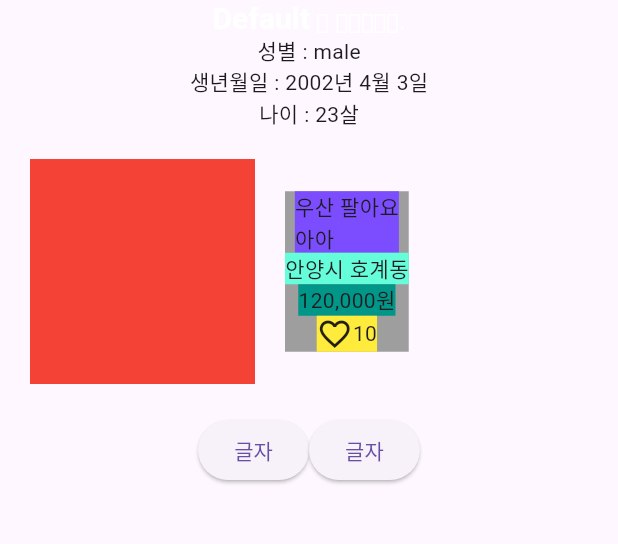
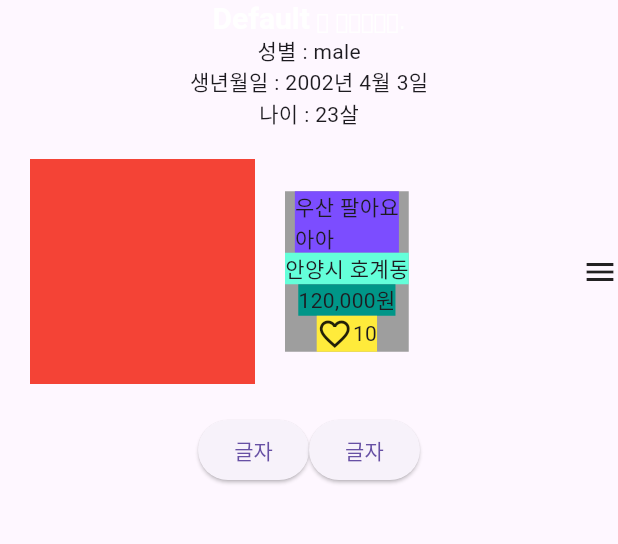
Before and after one commit to HyeongJun02/memotive, a Flutter app: the screen it shows after launch, on a phone screen of 412 x 824 dp, the part 84-628 px from its top. Run offline on Flutter 3.47's test engine with Material 3 defaults, Android fonts, the phone set to English and light mode, and no system bars.

```diff
--- a/lib/main.dart
+++ b/lib/main.dart
@@ -131,6 +131,42 @@ class MyApp extends StatelessWidget {
               Text('성별 : $userGender'),
               Text('생년월일 : $userBirthYear년 $userBirthMonth월 $userBirthDay일'),
               Text('나이 : $userAge살'),
+              // ListView(
+              //   children: [
+              //     Text('아아'),
+              //     Text('아아'),
+              //     Text('아아'),
+              //     Text('아아'),
+              //     Text('아아'),
+              //     Text('아아'),
+              //     Text('아아'),
+              //     Text('아아'),
+              //     Text('아아'),
+              //     Text('아아'),
+              //     Text('아아'),
+              //     Text('아아'),
+              //     Text('아아'),
+              //     Text('아아'),
+              //     Text('아아'),
+              //     Text('아아'),
+              //     Text('아아'),
+              //     Text('아아'),
+              //     Text('아아'),
+              //     Text('아아'),
+              //     Text('아아'),
+              //     Text('아아'),
+              //     Text('아아'),
+              //     Text('아아'),
+              //     Text('아아'),
+              //     Text('아아'),
+              //     Text('아아'),
+              //     Text('아아'),
+              //     Text('아아'),
+              //     Text('아아'),
+              //     Text('아아'),
+              //     Text('아아'),
+              //   ]
+              // ),
               Row(
                 children: [
                   Container( width: 150, height: 150, margin: EdgeInsets.all(20), color: Colors.red ),
@@ -165,6 +201,12 @@ class MyApp extends StatelessWidget {
                         ),
                       ]
                     )
+                  ),
+                  Spacer(),
+                  Column(
+                    children: [
+                      Icon(Icons.menu),
+                    ],
                   )
                 ]
               ),
```
Also changed, not shown: lib/screen/my_home.dart (+6 -2 lines).
